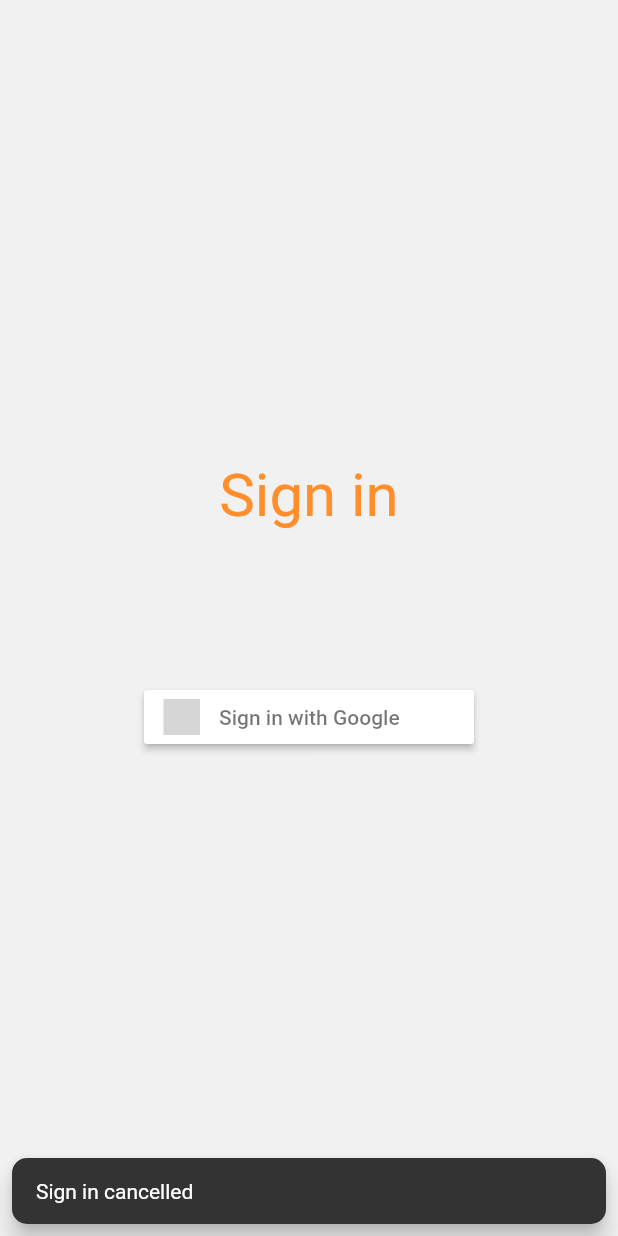
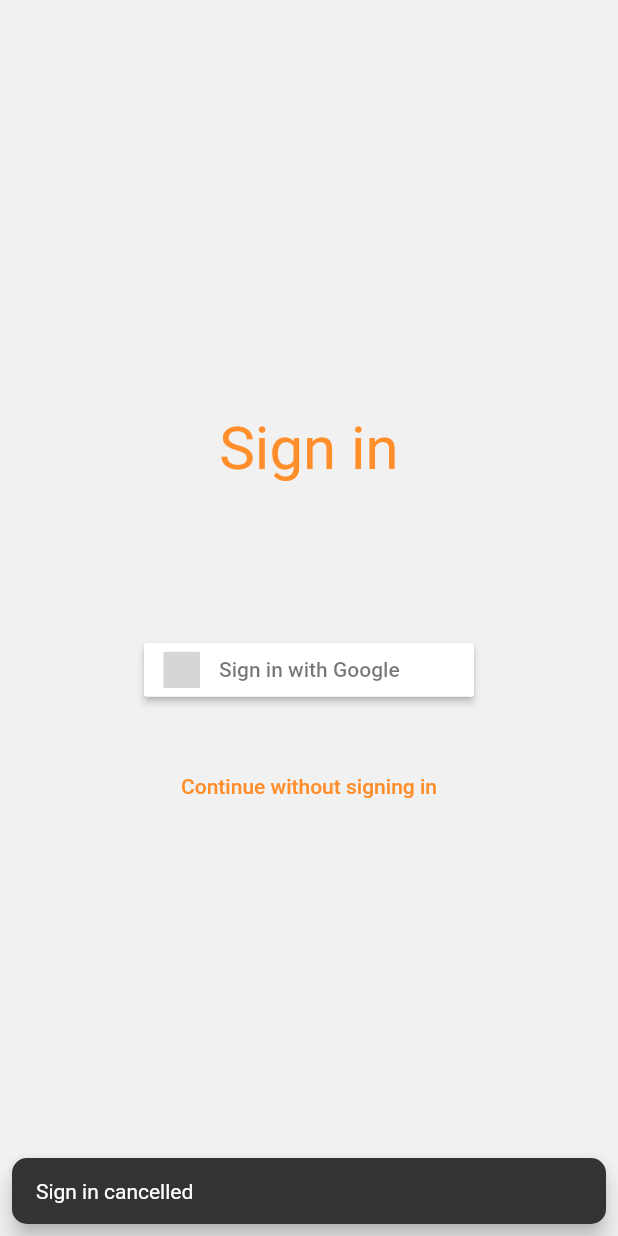
Before and after one commit to randalannus/idea_board, a Flutter app: the screen it shows after launch, after a tap on an icon or button, on a phone screen of 412 x 824 dp. Run offline on Flutter 3.47's test engine with Material 2 defaults, Android fonts, the phone set to English and light mode, and no system bars; our stand-ins replace cloud_firestore, connectivity_plus, firebase_auth, firebase_core, flutter_signin_button, google_fonts and 5 more; missing offline and left inert: flutter_quill, tiktoklikescroller; accounts and stored records are empty; generated files the repository leaves out were written again; grey boxes are pictures that could not be loaded.

Commit message:
Add no sign in option (#52)

```diff
--- a/lib/ui/pages/sign_in_page.dart
+++ b/lib/ui/pages/sign_in_page.dart
@@ -3,19 +3,15 @@
 import 'package:flutter_signin_button/button_view.dart';
 import 'package:idea_board/service/auth_service.dart';
 
-class SignInPage extends StatefulWidget {
+class SignInPage extends StatelessWidget {
   const SignInPage({Key? key}) : super(key: key);
 
-  @override
-  State<SignInPage> createState() => _SignInPageState();
-}
-
-class _SignInPageState extends State<SignInPage> {
   @override
   Widget build(BuildContext context) {
     final theme = Theme.of(context);
     return Scaffold(
       body: Center(
+        child: SafeArea(
           child: Column(
             mainAxisAlignment: MainAxisAlignment.center,
             children: [
@@ -28,42 +24,79 @@
               const SizedBox(
                 height: 100,
               ),
-            SignInButton(
-              Buttons.Google,
-              onPressed: _onGoogleSignInPressed,
+              const SignInButtons(),
+            ],
           ),
-            const SizedBox(
-              height: 15,
-            ),
-            FutureBuilder<bool>(
-              future: AuthService.appleSignInAvailable,
-              builder: (context, snapshot) {
-                if (!snapshot.hasData || !snapshot.data!) {
-                  return const SizedBox();
-                }
-                return SignInButton(
-                  Buttons.Apple,
-                  onPressed: _onAppleSignInPressed,
-                );
-              },
-            ),
-          ],
         ),
       ),
     );
   }
-
-  Future<void> _onGoogleSignInPressed() async {
-    var result = await AuthService.signInWithGoogle(context);
-    _respondToSignIn(result);
 }
 
-  Future<void> _onAppleSignInPressed() async {
-    var result = await AuthService.signInWithApple();
-    _respondToSignIn(result);
+class SignInButtons extends StatefulWidget {
+  const SignInButtons({Key? key}) : super(key: key);
+
+  @override
+  State<SignInButtons> createState() => _SignInButtonsState();
 }
 
-  void _respondToSignIn(SignInResult result) {
+class _SignInButtonsState extends State<SignInButtons> {
+  @override
+  Widget build(BuildContext context) {
+    return Column(
+      mainAxisAlignment: MainAxisAlignment.start,
+      children: [
+        SignInButton(
+          Buttons.Google,
+          onPressed: onGoogleSignInPressed,
+        ),
+        const SizedBox(height: 15),
+        FutureBuilder<bool>(
+          future: AuthService.appleSignInAvailable,
+          builder: (context, snapshot) {
+            if (!snapshot.hasData || !snapshot.data!) return Container();
+            return Column(
+              mainAxisAlignment: MainAxisAlignment.start,
+              children: [
+                SignInButton(
+                  Buttons.Apple,
+                  onPressed: onAppleSignInPressed,
+                ),
+                const SizedBox(height: 15),
+              ],
+            );
+          },
+        ),
+        const SizedBox(height: 15),
+        TextButton(
+          onPressed: onNoSignInPressed,
+          child: const Text("Continue without signing in"),
+        )
+      ],
+    );
+  }
+
+  Future<void> onGoogleSignInPressed() async {
+    var result = await AuthService.signInWithGoogle();
+    respondToSignIn(result);
+  }
+
+  Future<void> onAppleSignInPressed() async {
+    var result = await AuthService.signInWithApple();
+    respondToSignIn(result);
+  }
+
+  Future<void> onNoSignInPressed() async {
+    bool? userAccepted = await showDialog<bool>(
+      context: context,
+      builder: (context) => const NoSignInDialog(),
+    );
+    if (!(userAccepted ?? false)) return;
+    var result = await AuthService.signInWithDeviceId();
+    respondToSignIn(result);
+  }
+
+  void respondToSignIn(SignInResult result) {
     if (result.isSuccessful) return;
 
     String? errorMessage;
@@ -76,11 +109,11 @@
     }
 
     if (mounted && errorMessage != null) {
-      showSnackbar(context, errorMessage);
+      showSnackbar(errorMessage);
     }
   }
 
-  void showSnackbar(BuildContext context, String message) {
+  void showSnackbar(String message) {
     ScaffoldMessenger.of(context).showSnackBar(
       SnackBar(
         shape: const RoundedRectangleBorder(
@@ -94,3 +127,27 @@
     );
   }
 }
+
+class NoSignInDialog extends StatelessWidget {
+  const NoSignInDialog({Key? key}) : super(key: key);
+
+  @override
+  Widget build(BuildContext context) {
+    return AlertDialog(
+      title: const Text("Warning"),
+      content: const Text(
+        "Your data won't be synced across devices and uninstalling the "
+        "app results in losing all your data.",
+      ),
+      actions: [
+        TextButton(
+            onPressed: () => Navigator.of(context).pop(false),
+            child: const Text("Cancel")),
+        TextButton(
+          onPressed: () => Navigator.of(context).pop(true),
+          child: const Text("Continue"),
+        ),
+      ],
+    );
+  }
+}
--- a/pubspec.yaml
+++ b/pubspec.yaml
@@ -50,6 +50,7 @@
   sign_in_with_apple: ^4.1.0
   flutter_quill: ^5.4.1
   tuple: ^2.0.0
+  shared_preferences: ^2.0.15
 
 flutter_icons:
   image_path: "assets/icon.png"
```
Also changed, not shown: lib/service/auth_service.dart (+49 -2 lines), pubspec.lock. Lines whose indentation alone changed are shown as unchanged.
